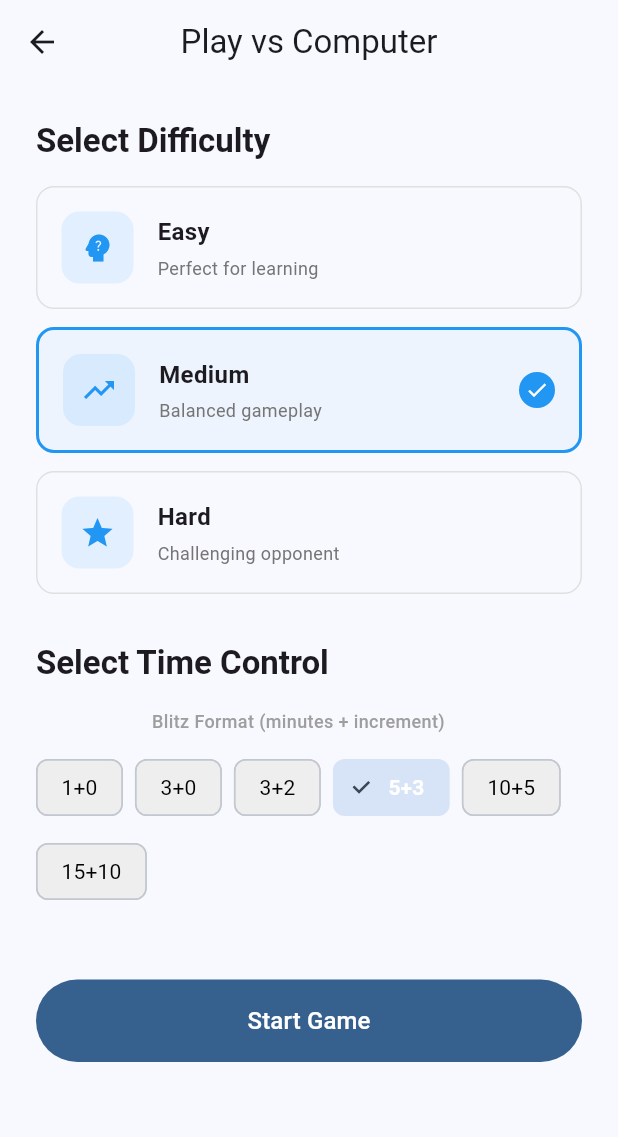
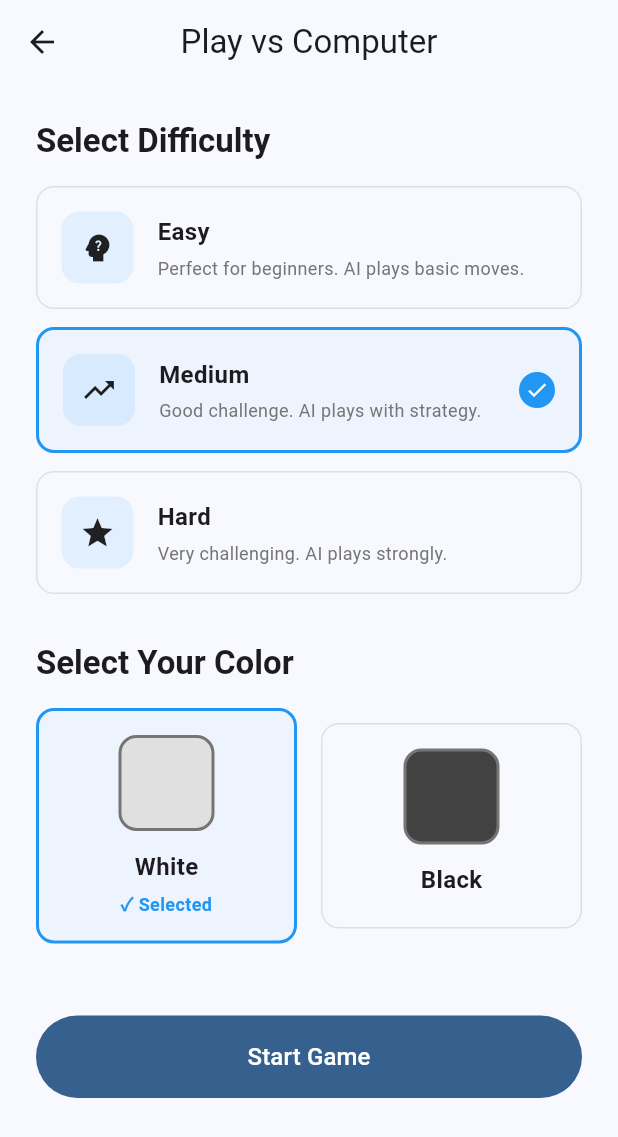
Before and after one commit to org-zka32101/chess, a Flutter app: the CPUGameSelectionScreen screen opened directly, on a phone screen of 412 x 824 dp. Shown: the top 1137 px of the screen. Run offline on Flutter 3.47's test engine with Material 3 defaults, Android fonts, the phone set to English and light mode, and no system bars; our stand-ins replace cloud_firestore, firebase_auth, firebase_core, fl_chart, flutter_dotenv, flutter_riverpod and 3 more; missing offline and left inert: chess; accounts and stored records are empty; generated files the repository leaves out were written again; project files that could hold a hidden picture were left out.

Commit message:
Phase III: Integrate CPU Play into game screens
- Update CPUGameScreen to use Phase III components:
  * Use new GameBoard widget for chess board interaction
  * Use GameResult widget for end-game display
  * Use MoveHistory widget for move notation
  * Implement AI auto-move logic with async handling
  * Support both mobile and desktop layouts
  * Add game status bar with AI thinking indicator
  * Implement resign and undo functionality

- Update CPUGameSelectionScreen:
  * Use AIDifficulty enum instead of string difficulty
  * Allow player to select white or black pieces
  * Display difficulty descriptions from AIDifficulty
  * Remove Firebase time control (not needed for local AI)

- Full integration of Phase III AI engine with game UI
- Responsive layouts for mobile and desktop
- Real-time game state management with Riverpod
- Automatic AI move execution when it's AI's turn

```diff
--- a/lib/src/screens/game/cpu_game_selection_screen.dart
+++ b/lib/src/screens/game/cpu_game_selection_screen.dart
@@ -1,4 +1,5 @@
 import 'package:flutter/material.dart';
+import '../../services/ai_opponent_engine.dart';
 import '../../utils/animations.dart';
 import 'cpu_game_screen.dart';
 
@@ -10,8 +11,14 @@ class CPUGameSelectionScreen extends StatefulWidget {
 }
 
 class _CPUGameSelectionScreenState extends State<CPUGameSelectionScreen> {
-  String _selectedDifficulty = 'medium';
-  String _selectedTimeControl = '5+3';
+  late AIDifficulty _selectedDifficulty;
+  bool _playerIsWhite = true;
+
+  @override
+  void initState() {
+    super.initState();
+    _selectedDifficulty = AIDifficulty.medium;
+  }
 
   @override
   Widget build(BuildContext context) {
@@ -32,22 +39,22 @@ class _CPUGameSelectionScreenState extends State<CPUGameSelectionScreen> {
                 Text(
                   'Select Difficulty',
                   style: Theme.of(context).textTheme.titleLarge?.copyWith(
-                        fontWeight: FontWeight.bold,
-                      ),
+                    fontWeight: FontWeight.bold,
+                  ),
                 ),
                 const SizedBox(height: 16),
                 _buildDifficultyOptions(),
                 const SizedBox(height: 32),
 
-                // Time control section
+                // Player color section
                 Text(
-                  'Select Time Control',
+                  'Select Your Color',
                   style: Theme.of(context).textTheme.titleLarge?.copyWith(
-                        fontWeight: FontWeight.bold,
-                      ),
+                    fontWeight: FontWeight.bold,
+                  ),
                 ),
                 const SizedBox(height: 16),
-                _buildTimeControlOptions(),
+                _buildColorOptions(),
                 const SizedBox(height: 48),
 
                 // Start button
@@ -74,29 +81,20 @@ class _CPUGameSelectionScreenState extends State<CPUGameSelectionScreen> {
   }
 
   Widget _buildDifficultyOptions() {
-    const difficulties = [
-      ('Easy', 'Perfect for learning', Icons.psychology_alt, 'easy'),
-      ('Medium', 'Balanced gameplay', Icons.trending_up, 'medium'),
-      ('Hard', 'Challenging opponent', Icons.star, 'hard'),
-    ];
-
     return Column(
       children: [
-        ...difficulties.asMap().entries.map((entry) {
+        ...AIDifficulty.values.asMap().entries.map((entry) {
           final index = entry.key;
-          final (title, description, icon, value) = entry.value;
+          final difficulty = entry.value;
           return SlideInAnimation(
             direction: SlideDirection.left,
             delay: Duration(milliseconds: index * 100),
             child: Column(
               children: [
                 _buildDifficultyCard(
-                  title: title,
-                  description: description,
-                  icon: icon as IconData,
-                  value: value,
+                  difficulty: difficulty,
                 ),
-                if (index < difficulties.length - 1)
+                if (index < AIDifficulty.values.length - 1)
                   const SizedBox(height: 12),
               ],
             ),
@@ -107,15 +105,17 @@ class _CPUGameSelectionScreenState extends State<CPUGameSelectionScreen> {
   }
 
   Widget _buildDifficultyCard({
-    required String title,
-    required String description,
-    required IconData icon,
-    required String value,
+    required AIDifficulty difficulty,
   }) {
-    final isSelected = _selectedDifficulty == value;
+    final isSelected = _selectedDifficulty == difficulty;
+    final Icon icon = difficulty == AIDifficulty.easy
+        ? const Icon(Icons.psychology_alt)
+        : difficulty == AIDifficulty.medium
+            ? const Icon(Icons.trending_up)
+            : const Icon(Icons.star);
 
     return GestureDetector(
-      onTap: () => setState(() => _selectedDifficulty = value),
+      onTap: () => setState(() => _selectedDifficulty = difficulty),
       child: Container(
         padding: const EdgeInsets.all(16),
         decoration: BoxDecoration(
@@ -135,7 +135,7 @@ class _CPUGameSelectionScreenState extends State<CPUGameSelectionScreen> {
                 color: Colors.blue.withOpacity(0.1),
                 borderRadius: BorderRadius.circular(12),
               ),
-              child: Icon(icon, color: Colors.blue),
+              child: icon,
             ),
             const SizedBox(width: 16),
             Expanded(
@@ -143,7 +143,7 @@ class _CPUGameSelectionScreenState extends State<CPUGameSelectionScreen> {
                 crossAxisAlignment: CrossAxisAlignment.start,
                 children: [
                   Text(
-                    title,
+                    difficulty.displayName,
                     style: const TextStyle(
                       fontSize: 16,
                       fontWeight: FontWeight.bold,
@@ -151,7 +151,7 @@ class _CPUGameSelectionScreenState extends State<CPUGameSelectionScreen> {
                   ),
                   const SizedBox(height: 4),
                   Text(
-                    description,
+                    difficulty.description,
                     style: TextStyle(
                       fontSize: 12,
                       color: Colors.grey.shade600,
@@ -180,42 +180,79 @@ class _CPUGameSelectionScreenState extends State<CPUGameSelectionScreen> {
     );
   }
 
-  Widget _buildTimeControlOptions() {
-    return Column(
+  Widget _buildColorOptions() {
+    return Row(
       children: [
-        const Text(
-          'Blitz Format (minutes + increment)',
-          style: TextStyle(
-            fontSize: 12,
-            color: Colors.grey,
-            fontWeight: FontWeight.w500,
+        Expanded(
+          child: _buildColorCard(
+            color: 'White',
+            isSelected: _playerIsWhite,
+            onTap: () => setState(() => _playerIsWhite = true),
           ),
         ),
-        const SizedBox(height: 12),
-        Wrap(
-          spacing: 8,
-          runSpacing: 8,
-          children: ['1+0', '3+0', '3+2', '5+3', '10+5', '15+10']
-              .map((tc) => _buildTimeControlChip(tc))
-              .toList(),
+        const SizedBox(width: 16),
+        Expanded(
+          child: _buildColorCard(
+            color: 'Black',
+            isSelected: !_playerIsWhite,
+            onTap: () => setState(() => _playerIsWhite = false),
+          ),
         ),
       ],
     );
   }
 
-  Widget _buildTimeControlChip(String timeControl) {
-    final isSelected = _selectedTimeControl == timeControl;
-
-    return FilterChip(
-      label: Text(timeControl),
-      selected: isSelected,
-      onSelected: (selected) {
-        setState(() => _selectedTimeControl = timeControl);
-      },
-      backgroundColor: isSelected ? Colors.blue : Colors.grey.shade200,
-      labelStyle: TextStyle(
-        color: isSelected ? Colors.white : Colors.black,
-        fontWeight: isSelected ? FontWeight.bold : FontWeight.normal,
+  Widget _buildColorCard({
+    required String color,
+    required bool isSelected,
+    required VoidCallback onTap,
+  }) {
+    return GestureDetector(
+      onTap: onTap,
+      child: Container(
+        padding: const EdgeInsets.all(16),
+        decoration: BoxDecoration(
+          border: Border.all(
+            color: isSelected ? Colors.blue : Colors.grey.shade300,
+            width: isSelected ? 2 : 1,
+          ),
+          borderRadius: BorderRadius.circular(12),
+          color: isSelected ? Colors.blue.withOpacity(0.05) : Colors.transparent,
+        ),
+        child: Column(
+          children: [
+            Container(
+              width: 64,
+              height: 64,
+              decoration: BoxDecoration(
+                color: color == 'White' ? Colors.grey.shade300 : Colors.grey.shade800,
+                borderRadius: BorderRadius.circular(12),
+                border: Border.all(
+                  color: Colors.grey.shade600,
+                  width: 2,
+                ),
+              ),
+            ),
+            const SizedBox(height: 12),
+            Text(
+              color,
+              style: const TextStyle(
+                fontSize: 16,
+                fontWeight: FontWeight.bold,
+              ),
+            ),
+            const SizedBox(height: 4),
+            if (isSelected)
+              const Text(
+                '✓ Selected',
+                style: TextStyle(
+                  fontSize: 12,
+                  color: Colors.blue,
+                  fontWeight: FontWeight.bold,
+                ),
+              ),
+          ],
+        ),
       ),
     );
   }
@@ -225,7 +262,7 @@ class _CPUGameSelectionScreenState extends State<CPUGameSelectionScreen> {
       SmoothPageTransition(
         page: CPUGameScreen(
           difficulty: _selectedDifficulty,
-          timeControl: _selectedTimeControl,
+          playerIsWhite: _playerIsWhite,
         ),
       ),
     );
```
Also changed, not shown: lib/src/screens/game/cpu_game_screen.dart (+224 -271 lines).
